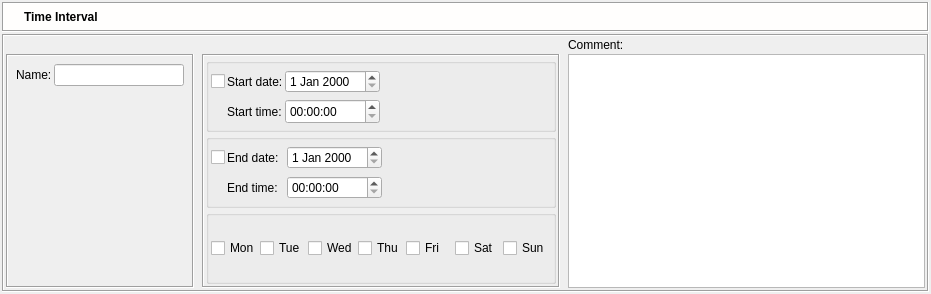
Before: the Qt Designer form src/gui/timedialog_q.ui in fwbuilder/fwbuilder, drawn with Qt 5.
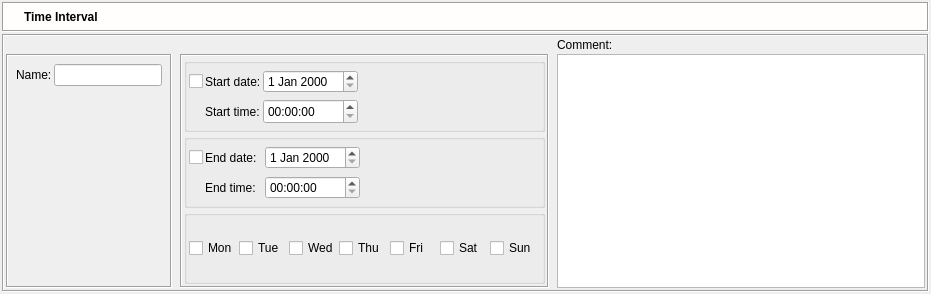
After: the same form once the commit is applied. Icons and pictures are not drawn.

Diff of the .ui file:
```diff
--- a/src/gui/timedialog_q.ui
+++ b/src/gui/timedialog_q.ui
@@ -308,7 +308,7 @@
              </property>
              <property name="minimumSize" >
               <size>
-               <width>130</width>
+               <width>0</width>
                <height>0</height>
               </size>
              </property>
```
